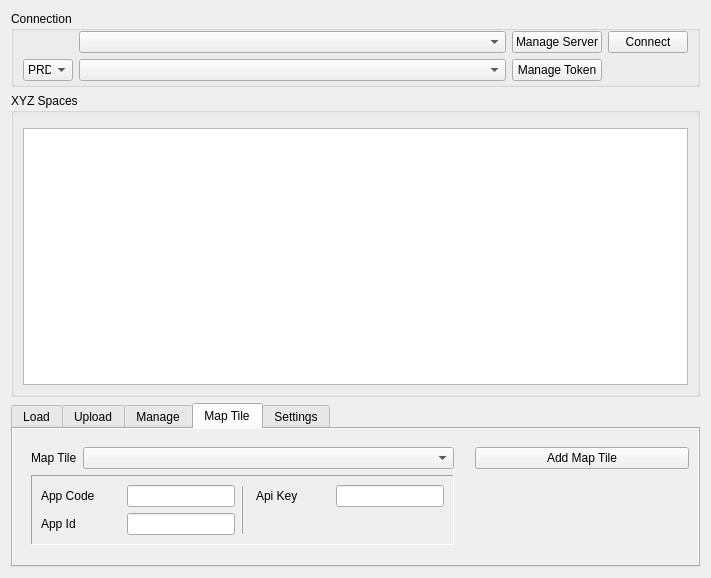
The window that XYZHubConnector/gui/ui/tab_dialog.ui (minff/xyz-qgis-plugin) describes before a commit, drawn with Qt 5.
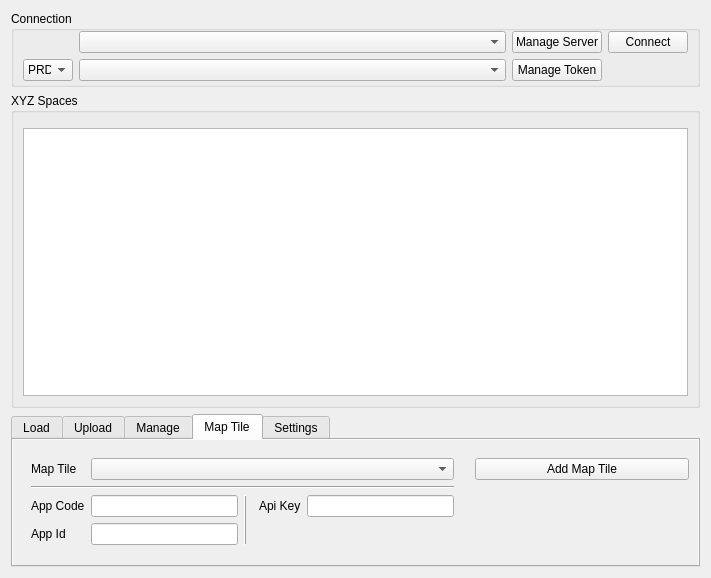
The same window after the commit. The open tabs and pages were chosen to show the change. Custom widgets are drawn as their Qt base class.

Commit message: ui: basemap align in grid, streching, api_key

What changed in the file:
```diff
--- a/XYZHubConnector/gui/ui/tab_dialog.ui
+++ b/XYZHubConnector/gui/ui/tab_dialog.ui
@@ -598,81 +598,38 @@
            <verstretch>0</verstretch>
           </sizepolicy>
          </property>
-         <layout class="QFormLayout" name="formLayout_5">
-          <item row="0" column="0">
-           <widget class="QLabel" name="label_8">
-            <property name="text">
-             <string>Map Tile</string>
-            </property>
-           </widget>
-          </item>
-          <item row="0" column="1">
+         <layout class="QGridLayout" name="gridLayout_4">
+          <item row="0" column="1" colspan="4">
            <widget class="QComboBox" name="comboBox_basemap"/>
           </item>
-          <item row="1" column="0" colspan="2">
-           <widget class="QFrame" name="frame">
-            <property name="frameShape">
-             <enum>QFrame::Panel</enum>
-            </property>
-            <property name="frameShadow">
-             <enum>QFrame::Sunken</enum>
-            </property>
-            <layout class="QGridLayout" name="gridLayout_3">
-             <item row="1" column="1">
+          <item row="3" column="1">
               <widget class="QLineEdit" name="lineEdit_app_id">
                <property name="sizePolicy">
                 <sizepolicy hsizetype="Preferred" vsizetype="Fixed">
-                 <horstretch>0</horstretch>
+              <horstretch>1</horstretch>
                  <verstretch>0</verstretch>
                 </sizepolicy>
                </property>
               </widget>
              </item>
-             <item row="0" column="4">
-              <widget class="QLineEdit" name="lineEdit_api_key">
-               <property name="sizePolicy">
-                <sizepolicy hsizetype="Preferred" vsizetype="Fixed">
-                 <horstretch>0</horstretch>
-                 <verstretch>0</verstretch>
-                </sizepolicy>
-               </property>
-              </widget>
-             </item>
-             <item row="0" column="3">
-              <widget class="QLabel" name="label_11">
-               <property name="text">
-                <string>Api Key</string>
-               </property>
-               <property name="indent">
-                <number>6</number>
-               </property>
-              </widget>
-             </item>
-             <item row="1" column="0">
+          <item row="3" column="0">
               <widget class="QLabel" name="label_6">
                <property name="text">
                 <string>App Id</string>
                </property>
               </widget>
              </item>
-             <item row="0" column="0">
-              <widget class="QLabel" name="label_7">
-               <property name="text">
-                <string>App Code</string>
-               </property>
-              </widget>
-             </item>
-             <item row="0" column="1">
+          <item row="2" column="1">
               <widget class="QLineEdit" name="lineEdit_app_code">
                <property name="sizePolicy">
                 <sizepolicy hsizetype="Preferred" vsizetype="Fixed">
-                 <horstretch>0</horstretch>
+              <horstretch>1</horstretch>
                  <verstretch>0</verstretch>
                 </sizepolicy>
                </property>
               </widget>
              </item>
-             <item row="0" column="2" rowspan="2">
+          <item row="2" column="2" rowspan="2">
               <widget class="Line" name="line">
                <property name="frameShadow">
                 <enum>QFrame::Raised</enum>
@@ -688,7 +645,45 @@
                </property>
               </widget>
              </item>
-            </layout>
+          <item row="0" column="0">
+           <widget class="QLabel" name="label_8">
+            <property name="text">
+             <string>Map Tile</string>
+            </property>
+           </widget>
+          </item>
+          <item row="2" column="3">
+           <widget class="QLabel" name="label_11">
+            <property name="text">
+             <string>Api Key</string>
+            </property>
+            <property name="indent">
+             <number>6</number>
+            </property>
+           </widget>
+          </item>
+          <item row="2" column="0">
+           <widget class="QLabel" name="label_7">
+            <property name="text">
+             <string>App Code</string>
+            </property>
+           </widget>
+          </item>
+          <item row="2" column="4">
+           <widget class="QLineEdit" name="lineEdit_api_key">
+            <property name="sizePolicy">
+             <sizepolicy hsizetype="Preferred" vsizetype="Fixed">
+              <horstretch>1</horstretch>
+              <verstretch>0</verstretch>
+             </sizepolicy>
+            </property>
+           </widget>
+          </item>
+          <item row="1" column="0" colspan="5">
+           <widget class="Line" name="line_2">
+            <property name="orientation">
+             <enum>Qt::Horizontal</enum>
+            </property>
            </widget>
           </item>
          </layout>
@@ -696,6 +691,12 @@
        </item>
        <item>
         <widget class="QWidget" name="widget_7" native="true">
+         <property name="sizePolicy">
+          <sizepolicy hsizetype="Preferred" vsizetype="Preferred">
+           <horstretch>1</horstretch>
+           <verstretch>0</verstretch>
+          </sizepolicy>
+         </property>
          <property name="maximumSize">
           <size>
            <width>220</width>
```
Lines whose indentation alone changed are shown as unchanged.
